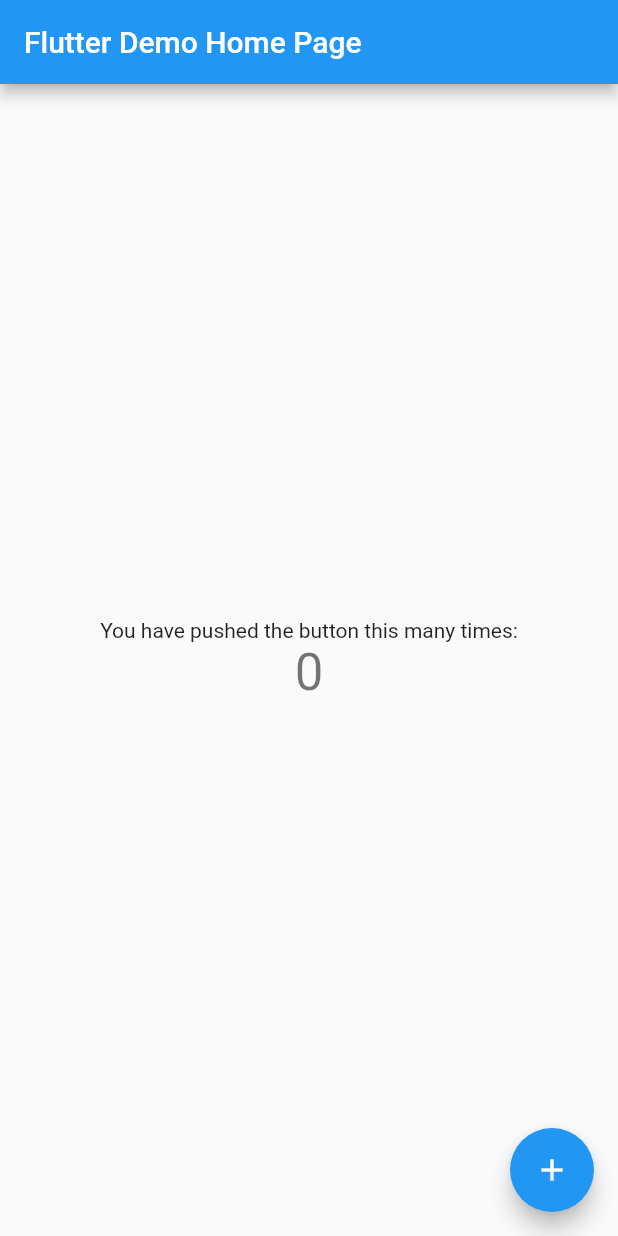
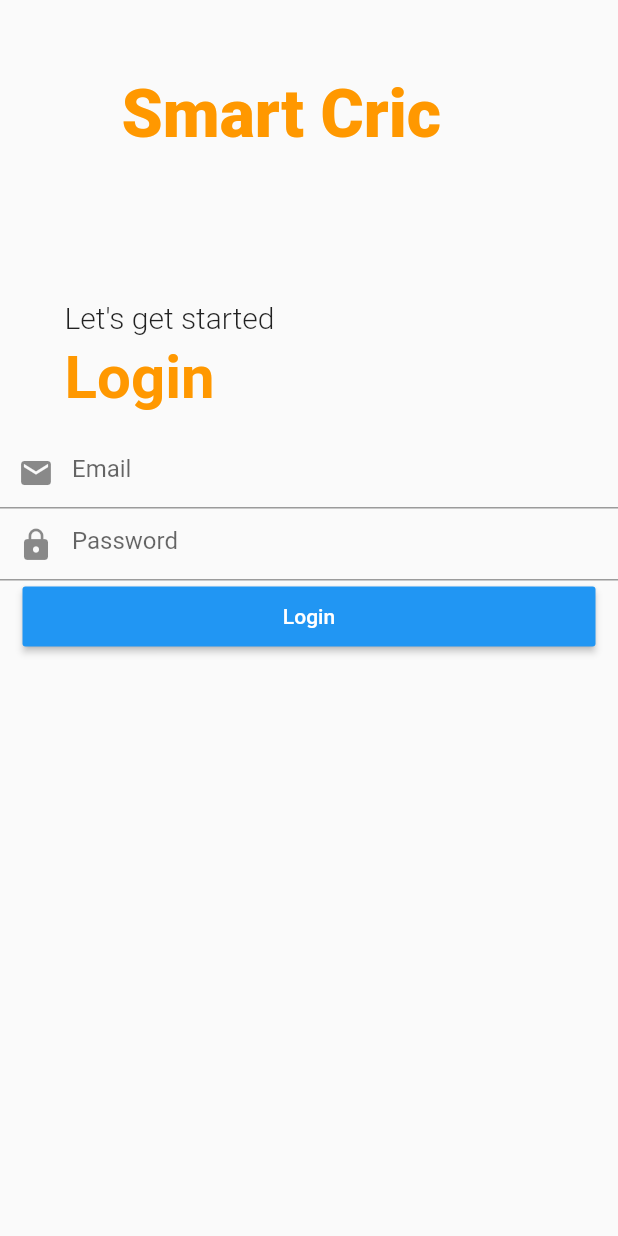
Before and after one commit to ErPrabin/smartcric-mobile-, a Flutter app: the screen it shows after launch, on a phone screen of 412 x 824 dp. Run offline on Flutter 3.47's test engine with Material 2 defaults, Android fonts, the light colour scheme and no system bars; our stand-ins replace shared_preferences.

Commit message:
login page

```diff
--- /dev/null
+++ b/lib/controller/authcontroller.dart
@@ -0,0 +1,74 @@
+import 'package:flutter/material.dart';
+import 'package:http/http.dart' as http;
+import 'package:smartcric/model/user.dart';
+import 'package:shared_preferences/shared_preferences.dart';
+import 'package:provider/provider.dart';
+import 'package:smartcric/model/loginerror.dart';
+
+class AuthController extends ChangeNotifier {
+  static var client = http.Client();
+  List<User> user = [];
+  Loginerror loginerror = null;
+  String username;
+
+  // String _name='login';
+
+  // login(name){
+  //   _name=name;
+  //   notifyListeners();
+
+  // }
+  // String  getuser(){
+  //   return _name;
+  // }
+
+  login(String email, String password) async {
+    print('apicall');
+    // String email=email;
+    // String password=password;
+    var response = await client.post(
+        Uri.parse('http://192.168.100.146:8080/api/login'),
+        body: {'email': email, 'password': password},
+        headers: {'key': 'application/json'});
+    if (response.statusCode == 200) {
+      var jsonString = response.body;
+      var userdata = userFromJson(jsonString);
+      // print(userdata.user.name);
+      user.add(userdata);
+      print(user[0].user);
+      print(user.toString());
+      // user.add(userdata);
+      notifyListeners();
+
+      SharedPreferences prefs = await SharedPreferences.getInstance();
+      prefs.setString('id', userdata.user.id.toString());
+      prefs.setString('name', userdata.user.name);
+      prefs.setString('email', userdata.user.email);
+      prefs.setString('token', userdata.token);
+      username = prefs.getString('name');
+      notifyListeners();
+      print(prefs.getString('name'));
+      // return productFromJson(jsonString);
+    } else {
+      // print(response.body);
+      // print('error');
+
+      var jsonString = response.body;
+      loginerror = loginerrorFromJson(jsonString);
+      notifyListeners();
+
+      print(loginerror.error);
+      // return null;
+    }
+  }
+
+  logout() {
+    // print(user[0].user);
+    print('logout');
+    user.clear();
+    loginerror = null;
+    // this.token='';
+    // print(token);
+    notifyListeners();
+  }
+}
--- a/lib/main.dart
+++ b/lib/main.dart
@@ -1,4 +1,9 @@
+import 'package:smartcric/controller/authcontroller.dart';
+import 'package:smartcric/view/auth/login.dart';
 import 'package:flutter/material.dart';
+import 'package:shared_preferences/shared_preferences.dart';
+import 'package:provider/provider.dart';
+import 'package:smartcric/wrapper.dart';
 
 void main() {
   runApp(MyApp());
@@ -8,7 +13,14 @@
   // This widget is the root of your application.
   @override
   Widget build(BuildContext context) {
-    return MaterialApp(
+    // Future<String> getUserToken()=> Token().gettoken();
+    return MultiProvider(
+        providers: [
+          ChangeNotifierProvider(create: (_) => AuthController()),
+          // ChangeNotifierProvider(create: (_) => CartController()),
+        ],
+        child: MaterialApp(
+          debugShowCheckedModeBanner: false,
           title: 'Flutter Demo',
           theme: ThemeData(
             // This is the theme of your application.
@@ -21,93 +33,36 @@
             // Notice that the counter didn't reset back to zero; the application
             // is not restarted.
             primarySwatch: Colors.blue,
+            primaryColor: Colors.white,
+            // This makes the visual density adapt to the platform that you run
+            // the app on. For desktop platforms, the controls will be smaller and
+            // closer together (more dense) than on mobile platforms.
+            visualDensity: VisualDensity.adaptivePlatformDensity,
           ),
-      home: MyHomePage(title: 'Flutter Demo Home Page'),
-    );
+          initialRoute: '/',
+          routes: {
+            '/': (context) => Wrapper(),
+            // '/food_detail': (context) => FoodDetail(),
+            // '/cartpage': (context) => CartPage(),
+
+          },
+          // home: Wrapper(),
+
+          // FutureBuilder(
+          //   future: getUserToken(),
+          //   builder: (context,snapshot){
+          //     if(snapshot.hasError){
+          //       return Text('Error Occured');
+          //     }
+          //     else if (snapshot.data==null){
+          //      return LogIn();
+          //     }
+          //     else {
+          //       Token().deletetoken();
+          //       return Homepage();
+          //     }
+
+          //   }),
+        ));
   }
 }
-
-class MyHomePage extends StatefulWidget {
-  MyHomePage({Key? key, required this.title}) : super(key: key);
-
-  // This widget is the home page of your application. It is stateful, meaning
-  // that it has a State object (defined below) that contains fields that affect
-  // how it looks.
-
-  // This class is the configuration for the state. It holds the values (in this
-  // case the title) provided by the parent (in this case the App widget) and
-  // used by the build method of the State. Fields in a Widget subclass are
-  // always marked "final".
-
-  final String title;
-
-  @override
-  _MyHomePageState createState() => _MyHomePageState();
-}
-
-class _MyHomePageState extends State<MyHomePage> {
-  int _counter = 0;
-
-  void _incrementCounter() {
-    setState(() {
-      // This call to setState tells the Flutter framework that something has
-      // changed in this State, which causes it to rerun the build method below
-      // so that the display can reflect the updated values. If we changed
-      // _counter without calling setState(), then the build method would not be
-      // called again, and so nothing would appear to happen.
-      _counter++;
-    });
-  }
-
-  @override
-  Widget build(BuildContext context) {
-    // This method is rerun every time setState is called, for instance as done
-    // by the _incrementCounter method above.
-    //
-    // The Flutter framework has been optimized to make rerunning build methods
-    // fast, so that you can just rebuild anything that needs updating rather
-    // than having to individually change instances of widgets.
-    return Scaffold(
-      appBar: AppBar(
-        // Here we take the value from the MyHomePage object that was created by
-        // the App.build method, and use it to set our appbar title.
-        title: Text(widget.title),
-      ),
-      body: Center(
-        // Center is a layout widget. It takes a single child and positions it
-        // in the middle of the parent.
-        child: Column(
-          // Column is also a layout widget. It takes a list of children and
-          // arranges them vertically. By default, it sizes itself to fit its
-          // children horizontally, and tries to be as tall as its parent.
-          //
-          // Invoke "debug painting" (press "p" in the console, choose the
-          // "Toggle Debug Paint" action from the Flutter Inspector in Android
-          // Studio, or the "Toggle Debug Paint" command in Visual Studio Code)
-          // to see the wireframe for each widget.
-          //
-          // Column has various properties to control how it sizes itself and
-          // how it positions its children. Here we use mainAxisAlignment to
-          // center the children vertically; the main axis here is the vertical
-          // axis because Columns are vertical (the cross axis would be
-          // horizontal).
-          mainAxisAlignment: MainAxisAlignment.center,
-          children: <Widget>[
-            Text(
-              'You have pushed the button this many times:',
-            ),
-            Text(
-              '$_counter',
-              style: Theme.of(context).textTheme.headline4,
-            ),
-          ],
-        ),
-      ),
-      floatingActionButton: FloatingActionButton(
-        onPressed: _incrementCounter,
-        tooltip: 'Increment',
-        child: Icon(Icons.add),
-      ), // This trailing comma makes auto-formatting nicer for build methods.
-    );
-  }
-}
--- /dev/null
+++ b/lib/model/loginerror.dart
@@ -0,0 +1,25 @@
+// To parse this JSON data, do
+//
+//     final loginerror = loginerrorFromJson(jsonString);
+
+import 'dart:convert';
+
+Loginerror loginerrorFromJson(String str) => Loginerror.fromJson(json.decode(str));
+
+String loginerrorToJson(Loginerror data) => json.encode(data.toJson());
+
+class Loginerror {
+    Loginerror({
+        this.error,
+    });
+
+    String error;
+
+    factory Loginerror.fromJson(Map<String, dynamic> json) => Loginerror(
+        error: json["error"],
+    );
+
+    Map<String, dynamic> toJson() => {
+        "error": error,
+    };
+}
--- /dev/null
+++ b/lib/model/user.dart
@@ -0,0 +1,69 @@
+// To parse this JSON data, do
+//
+//     final user = userFromJson(jsonString);
+
+import 'dart:convert';
+
+User userFromJson(String str) => User.fromJson(json.decode(str));
+
+String userToJson(User data) => json.encode(data.toJson());
+
+class User {
+    User({
+        this.user,
+        this.token,
+    });
+
+    UserClass user;
+    String token;
+
+    factory User.fromJson(Map<String, dynamic> json) => User(
+        user: UserClass.fromJson(json["user"]),
+        token: json["token"],
+    );
+
+    Map<String, dynamic> toJson() => {
+        "user": user.toJson(),
+        "token": token,
+    };
+}
+
+class UserClass {
+    UserClass({
+        this.id,
+        this.name,
+        this.email,
+        this.phoneNumber,
+        this.emailVerifiedAt,
+        this.createdAt,
+        this.updatedAt,
+    });
+
+    int id;
+    String name;
+    String email;
+    String phoneNumber;
+    dynamic emailVerifiedAt;
+    DateTime createdAt;
+    DateTime updatedAt;
+
+    factory UserClass.fromJson(Map<String, dynamic> json) => UserClass(
+        id: json["id"],
+        name: json["name"],
+        email: json["email"],
+        phoneNumber: json["phone_number"],
+        emailVerifiedAt: json["email_verified_at"],
+        createdAt: DateTime.parse(json["created_at"]),
+        updatedAt: DateTime.parse(json["updated_at"]),
+    );
+
+    Map<String, dynamic> toJson() => {
+        "id": id,
+        "name": name,
+        "email": email,
+        "phone_number": phoneNumber,
+        "email_verified_at": emailVerifiedAt,
+        "created_at": createdAt.toIso8601String(),
+        "updated_at": updatedAt.toIso8601String(),
+    };
+}
--- /dev/null
+++ b/lib/view/auth/login.dart
@@ -0,0 +1,148 @@
+import 'package:flutter/material.dart';
+import 'package:smartcric/controller/authcontroller.dart';
+import 'package:provider/provider.dart';
+
+class LogIn extends StatefulWidget {
+  // const LogIn({Key? key}) : super(key: key);
+
+  @override
+  _LogInState createState() => _LogInState();
+}
+
+class _LogInState extends State<LogIn> {
+  final _formKey = GlobalKey<FormState>();
+
+  String email;
+  String password;
+
+  @override
+  Widget build(BuildContext context) {
+    final userp = Provider.of<AuthController>(context);
+
+    return Consumer<AuthController>(builder: (context, loginerror, child) {
+      return SafeArea(
+        child: Scaffold(
+          body: Container(
+              child: Column(
+            crossAxisAlignment: CrossAxisAlignment.start,
+            children: [
+              Center(
+                child: Column(
+                  children: [
+                    Container(
+                      // color: Colors.blue,
+                      height: 150,
+                      width: 250,
+                      child: Padding(
+                        padding: const EdgeInsets.only(top: 50.0),
+                        child: Text('Smart Cric',
+                            style: TextStyle(
+                                fontWeight: FontWeight.w900,
+                                fontSize: 44,
+                                color: Colors.orange)),
+                      ),
+                      // Image.asset("assets/images/kothakhojlogo.png"),
+                    ),
+                    SizedBox(height: 50),
+                    Container(
+                      width: 350,
+                      // height: 370
+                      // color: Colors.blue,
+                      padding: EdgeInsets.only(left: 12),
+                      child: Text(
+                        "Let's get started ",
+                        style:
+                            // GoogleFonts.notoSans(
+                            //     textStyle: TextStyle(fontSize: 20))
+                            TextStyle(
+                          fontSize: 20.0,
+                          fontWeight: FontWeight.w300,
+                        ),
+                      ),
+                    ),
+                    SizedBox(height: 5),
+                    Container(
+                      width: 350,
+                      // height: 370
+                      // color: Colors.blue,
+                      padding: EdgeInsets.only(left: 12),
+                      child: Text(
+                        "Login",
+                        style: TextStyle(
+                            fontSize: 40.0,
+                            fontWeight: FontWeight.w700,
+                            color: Colors.orange),
+                      ),
+                    ),
+                    Container(
+                      child: Text((() {
+                        if (loginerror.loginerror == null) {
+                          return '';
+                        } else {
+                          return loginerror.loginerror.error;
+                        }
+                      }())),
+                    ),
+                    Container(
+                      child: Form(
+                        key: _formKey,
+                        child: Column(
+                          children: <Widget>[
+                            TextFormField(
+                              decoration: InputDecoration(
+                                prefixIcon: Icon(Icons.email),
+                                hintText: 'Email',
+                              ),
+                              validator: (val) =>
+                                  val.isEmpty ? 'Enter Email' : null,
+                              onChanged: (val) {
+                                setState(() => email = val);
+                              },
+                            ),
+                            TextFormField(
+                              decoration: InputDecoration(
+                                prefixIcon: Icon(Icons.lock),
+                                hintText: 'Password',
+                              ),
+                              obscureText: true,
+                              validator: (val) => val.length < 8
+                                  ? 'Password must be atleast 8 character long'
+                                  : null,
+                              onChanged: (val) {
+                                setState(() => password = val);
+                              },
+                            ),
+                            RaisedButton(
+                                // elevation: 0.0,
+                                child: Container(
+                                  width: 350,
+                                  height: 40.0,
+                                  child: Center(
+                                    child: Text(
+                                      "Login",
+                                      style: TextStyle(color: Colors.white),
+                                    ),
+                                  ),
+                                ),
+                                color: Colors.blue,
+                                onPressed: () async {
+                                  if (_formKey.currentState.validate()) {
+                                    // AuthController().login(email,password);
+                                    // userp.login('prabin');
+                                    userp.login(email, password);
+                                  }
+                                }),
+                          ],
+                        ),
+                      ),
+                    )
+                  ],
+                ),
+              ),
+            ],
+          )),
+        ),
+      );
+    });
+  }
+}
--- /dev/null
+++ b/lib/view/home/homepage.dart
@@ -0,0 +1,13 @@
+import 'package:flutter/material.dart';
+
+class HomePage extends StatelessWidget {
+  // const ({ Key? key }) : super(key: key);
+
+  @override
+  Widget build(BuildContext context) {
+    return Container(
+      child: Text('HomePage'),
+
+    );
+  }
+}
--- /dev/null
+++ b/lib/wrapper.dart
@@ -0,0 +1,45 @@
+import 'dart:ui';
+
+import 'package:smartcric/controller/authcontroller.dart';
+import 'package:smartcric/view/auth/login.dart';
+import 'package:smartcric/view/home/homepage.dart';
+import 'package:flutter/material.dart';
+import 'package:provider/provider.dart';
+
+class Wrapper extends StatelessWidget {
+  //  const Wrapper({ Key? key }) : super(key: key);
+
+  @override
+  Widget build(BuildContext context) {
+    // Token().deletetoken();
+    // if (Token().gettoken() == null) {
+      // print(Token().gettoken());
+      // final p = Provider.of<AuthController>(context);
+      // print(p);
+      return  Consumer<AuthController>(
+      builder: (context, user, child) {
+        // return Text(user.user[0].token);
+        // print(user.user);
+        if(user.user.length==0){
+        print('login');
+        print(user.user.length);
+
+
+          return LogIn();
+        }
+        else
+        {
+        print(user.user.length);
+          return HomePage();
+
+
+        }
+
+      },
+    )
+      ;
+    // } else {
+    //   return LogIn();
+    // }
+  }
+}
```
Also changed, not shown: pubspec.yaml (+8 -1 lines), pubspec.lock. Lines whose indentation alone changed are shown as unchanged.
